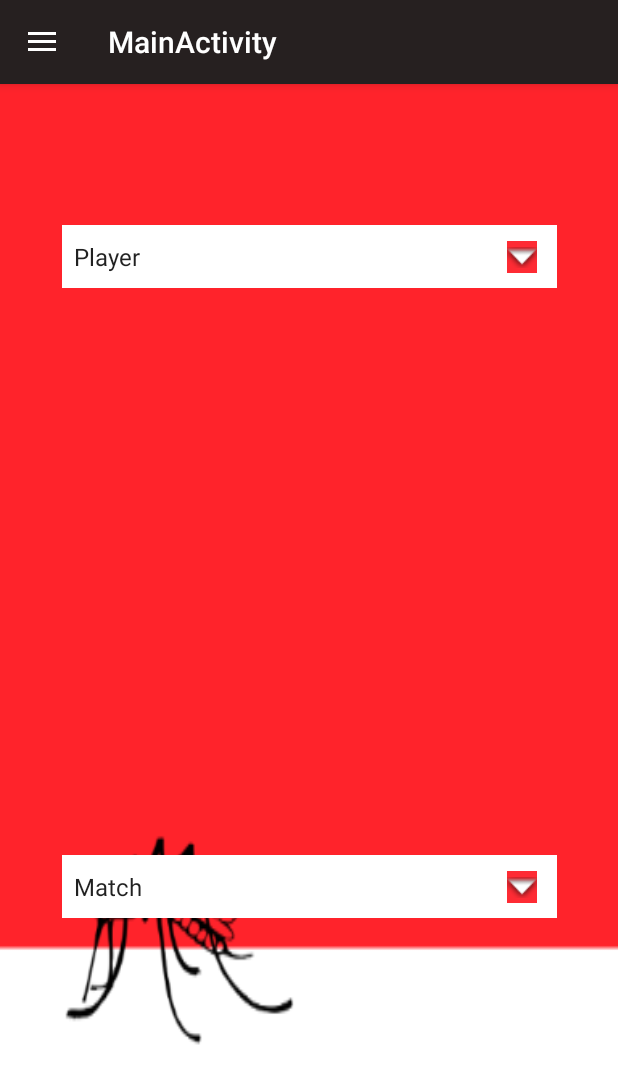
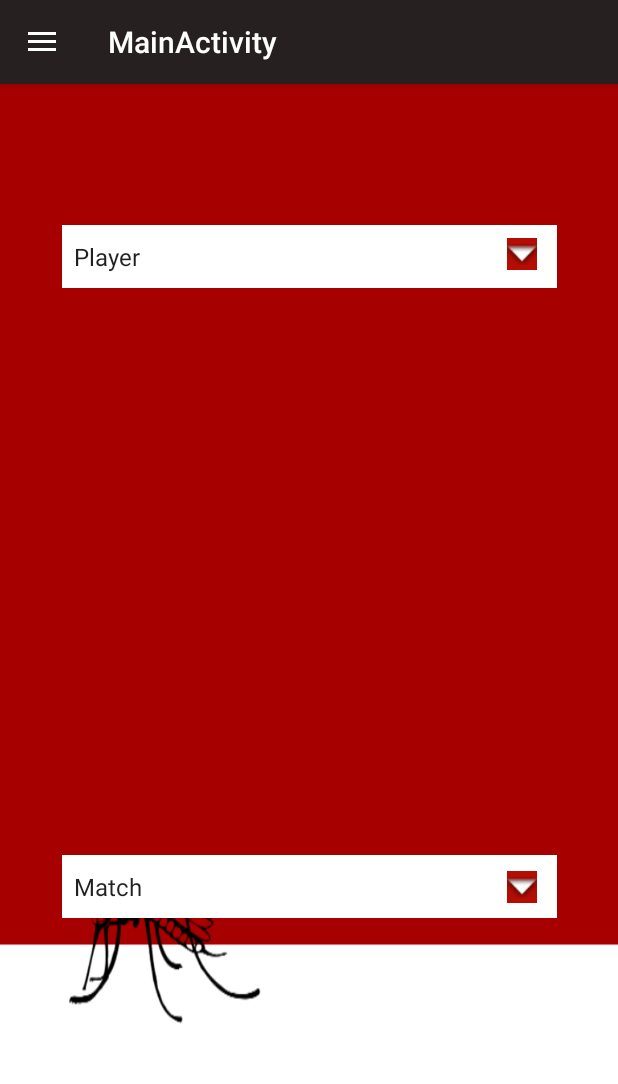
Before and after one commit to JakobWeiler/FootballApp, an Android app: the MainActivity screen opened directly, with no data from a screen before it, on a phone screen of 412 x 824 dp. Shown: the top 1084 px of the screen. Run offline under Robolectric (Android 15) with nearby library versions, the phone set to English and light mode, and no system bars.

Commit message:
CSS Code (not comleted) background changed

```diff
--- a/app/src/main/res/layout/activity_statistic.xml
+++ b/app/src/main/res/layout/activity_statistic.xml
@@ -20,7 +20,10 @@
         app:layout_constraintTop_toBottomOf="@+id/tableLayout2"
         android:layout_marginStart="8dp"
         android:layout_marginEnd="8dp"
-        style="@style/buttons"/>
+        style="@style/buttons"
+        app:layout_constraintBottom_toBottomOf="parent"
+        android:layout_marginBottom="8dp"
+        app:layout_constraintVertical_bias="0.0" />
 
     <TableLayout
         android:id="@+id/tableLayout2"
--- a/app/src/main/res/layout/content_main.xml
+++ b/app/src/main/res/layout/content_main.xml
@@ -39,32 +39,33 @@
         android:id="@+id/imageView3"
         android:layout_width="20dp"
         android:layout_height="21dp"
-        android:background="#FE2B34"
-        app:srcCompat="@android:drawable/arrow_down_float"
+        android:layout_marginBottom="8dp"
         android:layout_marginLeft="8dp"
+        android:layout_marginRight="8dp"
+        android:layout_marginTop="8dp"
+        android:background="#B50D03"
+        app:layout_constraintBottom_toBottomOf="@+id/spMatch"
+        app:layout_constraintHorizontal_bias="0.982"
         app:layout_constraintLeft_toLeftOf="@+id/spMatch"
-        android:layout_marginRight="8dp"
         app:layout_constraintRight_toRightOf="@+id/spMatch"
-        app:layout_constraintHorizontal_bias="0.982"
         app:layout_constraintTop_toTopOf="@+id/spMatch"
-        android:layout_marginTop="8dp"
-        app:layout_constraintBottom_toBottomOf="@+id/spMatch"
-        android:layout_marginBottom="8dp" />
+        app:srcCompat="@android:drawable/arrow_down_float" />
 
     <ImageView
         android:id="@+id/imageView2"
         android:layout_width="20dp"
         android:layout_height="21dp"
-        android:background="#FE2B34"
-        app:srcCompat="@android:drawable/arrow_down_float"
+        android:layout_marginBottom="8dp"
+        android:layout_marginLeft="8dp"
         android:layout_marginRight="8dp"
+        android:layout_marginTop="8dp"
+        android:background="#B50D03"
+        app:layout_constraintBottom_toBottomOf="@+id/spPlayer"
+        app:layout_constraintHorizontal_bias="0.982"
+        app:layout_constraintLeft_toLeftOf="@+id/spPlayer"
         app:layout_constraintRight_toRightOf="@+id/spPlayer"
-        app:layout_constraintLeft_toLeftOf="@+id/spPlayer"
-        android:layout_marginLeft="8dp"
-        app:layout_constraintHorizontal_bias="0.982"
         app:layout_constraintTop_toTopOf="@+id/spPlayer"
-        android:layout_marginTop="8dp"
-        app:layout_constraintBottom_toBottomOf="@+id/spPlayer"
-        android:layout_marginBottom="8dp" />
+        app:layout_constraintVertical_bias="0.2"
+        app:srcCompat="@android:drawable/arrow_down_float" />
 
 </android.support.constraint.ConstraintLayout>
--- a/app/src/main/res/layout/nav_header_main.xml
+++ b/app/src/main/res/layout/nav_header_main.xml
@@ -3,7 +3,7 @@
     xmlns:app="http://schemas.android.com/apk/res-auto"
     android:layout_width="match_parent"
     android:layout_height="@dimen/nav_header_height"
-    android:background="#FE2B34"
+    android:background="#B50D03"
     android:gravity="bottom"
     android:orientation="vertical"
     android:paddingBottom="@dimen/activity_vertical_margin"
--- a/app/src/main/res/values/styles.xml
+++ b/app/src/main/res/values/styles.xml
@@ -4,8 +4,8 @@
     <style name="AppTheme" parent="Theme.AppCompat.Light.DarkActionBar">
         <!-- Customize your theme here. -->
         <item name="colorPrimary">#262020</item>
-       <item name="colorPrimaryDark">@color/colorPrimaryDark</item>
-        <item name="colorAccent">@color/colorAccent</item>
+       <item name="colorPrimaryDark">#262020</item>
+        <item name="colorAccent">#FFFFFF</item>
     </style>
 
     <style name="AppTheme.NoActionBar">
@@ -18,7 +18,7 @@
     <style name="AppTheme.PopupOverlay" parent="ThemeOverlay.AppCompat.Light" />
 
     <style name="background">
-        <item name="android:background">@mipmap/background</item>
+        <item name="android:background">@mipmap/background2</item>
     </style>
 
     <style name="textViews">
@@ -27,7 +27,7 @@
     </style>
 
     <style name="buttons">
-        <item name="android:background">#FE2B34</item>
+        <item name="android:background">#B50D03</item>
         <item name="android:textColor">#FFFFFF</item>
     </style>
 </resources>
```
Also changed, not shown: app/src/main/res/layout/activity_update_match.xml (+15 -12 lines), app/src/main/res/mipmap-hdpi/background.png (added), app/src/main/res/mipmap-hdpi/background2.png (added), app/src/main/res/mipmap-xxxhdpi/background.png (deleted).
